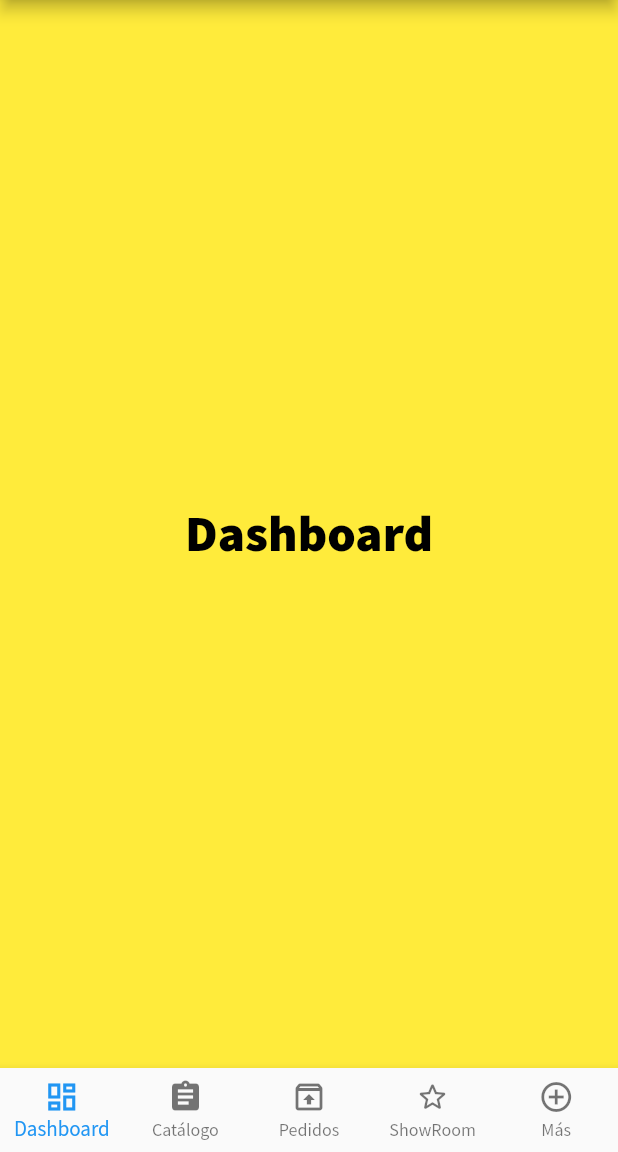
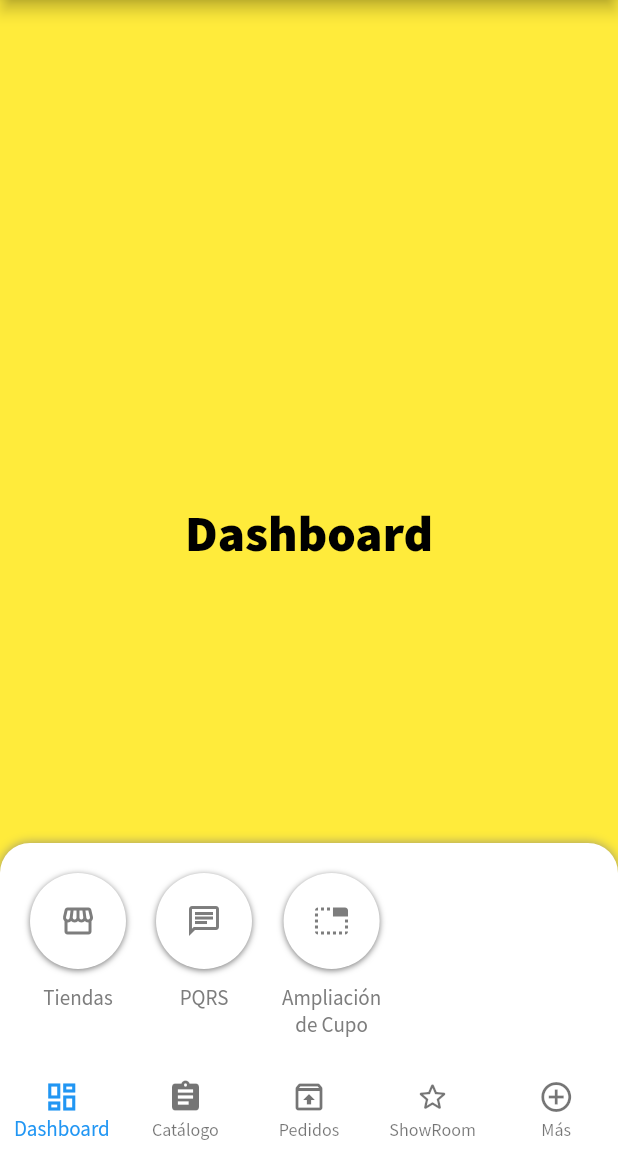
Before and after one commit to Lider-neuromedia/MontanaApp, a Flutter app: the screen it shows after launch, on a phone screen of 412 x 824 dp, the part 84-1236 px from its top. Run offline on Flutter 3.47's test engine with Material 2 defaults, Android fonts, the phone set to English and light mode, and no system bars; our stand-ins replace flutter_dotenv, shared_preferences.

Commit message:
Agregando navegación personalizada.

```diff
--- /dev/null
+++ b/lib/pages/home/bottom_drawer.dart
@@ -0,0 +1,126 @@
+import 'package:flutter/material.dart';
+import 'package:provider/provider.dart';
+import 'package:montana_mobile/providers/navigation_provider.dart';
+
+class BottomDrawer extends StatelessWidget {
+  const BottomDrawer({
+    Key key,
+  }) : super(key: key);
+
+  final double boxHeight = 150.0;
+
+  @override
+  Widget build(BuildContext context) {
+    final navigationProvider = Provider.of<NavigationProvider>(context);
+    var size = MediaQuery.of(context).size;
+
+    return AnimatedPositioned(
+      curve: Curves.easeInOut,
+      duration: Duration(milliseconds: 250),
+      left: 0,
+      bottom: navigationProvider.showMore ? 0 : (boxHeight * -1),
+      child: Container(
+        padding: EdgeInsets.all(20.0),
+        decoration: BoxDecoration(
+          color: Colors.white,
+          borderRadius: navigationProvider.showMore
+              ? BorderRadius.only(
+                  topLeft: Radius.circular(20.0),
+                  topRight: Radius.circular(20.0),
+                )
+              : null,
+          boxShadow: [
+            BoxShadow(
+              color: Theme.of(context).textTheme.bodyText2.color.withAlpha(200),
+              offset: Offset(0, 0),
+              blurRadius: 5.0,
+            ),
+          ],
+        ),
+        height: boxHeight,
+        width: size.width,
+        child: Row(
+          children: [
+            DrawerItem(
+              title: 'Tiendas',
+              iconData: Icons.storefront,
+              active: navigationProvider.currentPage == 4,
+              onTap: () => navigationProvider.currentPage = 4,
+            ),
+            SizedBox(width: 20.0),
+            DrawerItem(
+              title: 'PQRS',
+              iconData: Icons.chat_outlined,
+              active: navigationProvider.currentPage == 5,
+              onTap: () => navigationProvider.currentPage = 5,
+            ),
+            SizedBox(width: 20.0),
+            DrawerItem(
+              title: 'Ampliación\nde Cupo',
+              iconData: Icons.tab_unselected,
+              active: navigationProvider.currentPage == 6,
+              onTap: () => navigationProvider.currentPage = 6,
+            ),
+          ],
+        ),
+      ),
+    );
+  }
+}
+
+class DrawerItem extends StatelessWidget {
+  const DrawerItem({
+    Key key,
+    @required this.title,
+    @required this.iconData,
+    @required this.active,
+    @required this.onTap,
+  }) : super(key: key);
+
+  final String title;
+  final IconData iconData;
+  final bool active;
+  final Function onTap;
+
+  @override
+  Widget build(BuildContext context) {
+    return Column(
+      crossAxisAlignment: CrossAxisAlignment.center,
+      children: [
+        InkWell(
+          onTap: onTap,
+          child: Container(
+            padding: EdgeInsets.all(20.0),
+            decoration: BoxDecoration(
+              boxShadow: [
+                BoxShadow(
+                  color: Theme.of(context).textTheme.bodyText2.color,
+                  offset: Offset(0, 1.0),
+                  blurRadius: 3.0,
+                ),
+              ],
+              color: Colors.white,
+              shape: BoxShape.circle,
+            ),
+            child: Icon(
+              iconData,
+              color: active
+                  ? Theme.of(context).primaryColor
+                  : Theme.of(context).textTheme.bodyText2.color,
+            ),
+          ),
+        ),
+        SizedBox(height: 10.0),
+        Text(
+          title,
+          textAlign: TextAlign.center,
+          style: TextStyle(
+            color: active
+                ? Theme.of(context).primaryColor
+                : Theme.of(context).textTheme.bodyText2.color,
+          ),
+        ),
+      ],
+    );
+  }
+}
--- a/lib/pages/home/home_page.dart
+++ b/lib/pages/home/home_page.dart
@@ -1,12 +1,18 @@
 import 'package:flutter/material.dart';
 import 'package:provider/provider.dart';
+import 'package:montana_mobile/pages/home/bottom_drawer.dart';
 import 'package:montana_mobile/pages/home/navigation_bar.dart';
 import 'package:montana_mobile/pages/home/pages.dart';
 import 'package:montana_mobile/providers/navigation_provider.dart';
 
-class HomePage extends StatelessWidget {
+class HomePage extends StatefulWidget {
   static final String route = '/';
 
+  @override
+  _HomePageState createState() => _HomePageState();
+}
+
+class _HomePageState extends State<HomePage> {
   @override
   Widget build(BuildContext context) {
     return ChangeNotifierProvider(
@@ -15,7 +21,12 @@ class HomePage extends StatelessWidget {
         appBar: AppBar(
           title: Text('Athletic Air'),
         ),
-        body: Pages(),
+        body: Stack(
+          children: [
+            Pages(),
+            BottomDrawer(),
+          ],
+        ),
         bottomNavigationBar: NavigationBar(),
       ),
     );
--- a/lib/pages/home/navigation_bar.dart
+++ b/lib/pages/home/navigation_bar.dart
@@ -12,16 +12,19 @@ class NavigationBar extends StatelessWidget {
     final navigationProvider = Provider.of<NavigationProvider>(context);
 
     return BottomNavigationBar(
-      currentIndex: navigationProvider.currentPage,
+      currentIndex: navigationProvider.currentPage < 4
+          ? navigationProvider.currentPage
+          : 4,
       onTap: (int index) {
         if (index < 4) {
           navigationProvider.currentPage = index;
         } else {
-          // TODO: Mostrar navegación extra.
+          navigationProvider.showMore = !navigationProvider.showMore;
         }
       },
       type: BottomNavigationBarType.fixed,
-      elevation: 5.0,
+      elevation: 0.0,
+      backgroundColor: Colors.white,
       items: [
         BottomNavigationBarItem(
           icon: Icon(Icons.dashboard_outlined),
--- a/lib/pages/home/pages.dart
+++ b/lib/pages/home/pages.dart
@@ -10,11 +10,11 @@ class Pages extends StatelessWidget {
   final List<Widget> _pages = [
     PlaceHolderPage(background: Colors.yellow, title: 'Dashboard'),
     PlaceHolderPage(background: Colors.blue, title: 'Catálogo'),
-    PlaceHolderPage(background: Colors.orange, title: 'Pedidos'),
+    PlaceHolderPage(background: Colors.pink, title: 'Pedidos'),
     PlaceHolderPage(background: Colors.cyan, title: 'Show Room'),
     PlaceHolderPage(background: Colors.green, title: 'Tiendas'),
-    PlaceHolderPage(background: Colors.green, title: 'PQRS'),
-    PlaceHolderPage(background: Colors.green, title: 'Ampliación'),
+    PlaceHolderPage(background: Colors.orange, title: 'PQRS'),
+    PlaceHolderPage(background: Colors.indigo, title: 'Ampliación'),
   ];
 
   @override
--- a/lib/providers/navigation_provider.dart
+++ b/lib/providers/navigation_provider.dart
@@ -2,11 +2,20 @@ import 'package:flutter/material.dart';
 
 class NavigationProvider with ChangeNotifier {
   int _currentPage = 0;
+  bool _showMore = true;
 
   int get currentPage => _currentPage;
 
   set currentPage(int value) {
     _currentPage = value;
+    showMore = false;
+    notifyListeners();
+  }
+
+  bool get showMore => _showMore;
+
+  set showMore(bool value) {
+    _showMore = value;
     notifyListeners();
   }
 }
```
